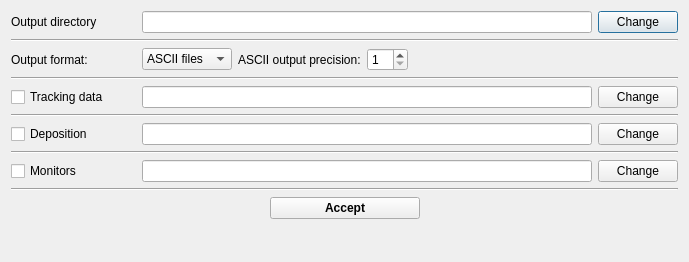
The window that ants3bundle/src/ants3/gui/particleSim/aparticlesimoutputdialog.ui (andrmor/ANTS3bundle) describes before a commit, drawn with Qt 5.
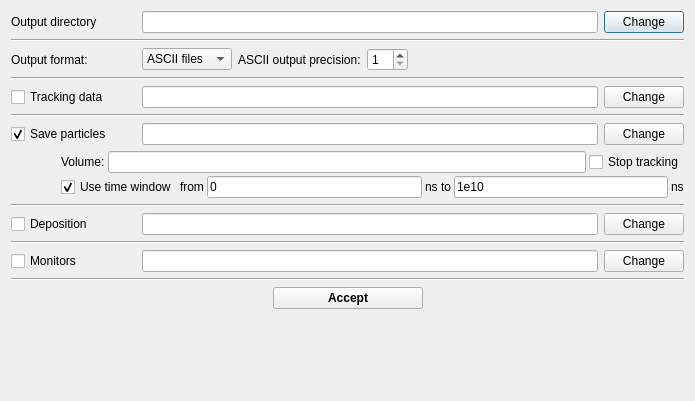
The same window after the commit.

Commit message: enable save exit particles

Patch:
```diff
--- a/ants3bundle/src/ants3/gui/particleSim/aparticlesimoutputdialog.ui
+++ b/ants3bundle/src/ants3/gui/particleSim/aparticlesimoutputdialog.ui
@@ -6,8 +6,8 @@
    <rect>
     <x>0</x>
     <y>0</y>
-    <width>688</width>
-    <height>262</height>
+    <width>695</width>
+    <height>401</height>
    </rect>
   </property>
   <property name="windowTitle">
@@ -150,6 +150,155 @@
      </property>
     </widget>
    </item>
+   <item>
+    <layout class="QHBoxLayout" name="horizontalLayout_4">
+     <property name="topMargin">
+      <number>0</number>
+     </property>
+     <item>
+      <widget class="QCheckBox" name="cbSaveParticles">
+       <property name="minimumSize">
+        <size>
+         <width>125</width>
+         <height>0</height>
+        </size>
+       </property>
+       <property name="text">
+        <string>Save particles</string>
+       </property>
+       <property name="checked">
+        <bool>true</bool>
+       </property>
+      </widget>
+     </item>
+     <item>
+      <widget class="QLineEdit" name="leSaveParticles"/>
+     </item>
+     <item>
+      <widget class="QPushButton" name="pbChangeParticles">
+       <property name="text">
+        <string>Change</string>
+       </property>
+      </widget>
+     </item>
+    </layout>
+   </item>
+   <item>
+    <widget class="QFrame" name="frParticles">
+     <property name="sizePolicy">
+      <sizepolicy hsizetype="Expanding" vsizetype="Minimum">
+       <horstretch>0</horstretch>
+       <verstretch>0</verstretch>
+      </sizepolicy>
+     </property>
+     <property name="minimumSize">
+      <size>
+       <width>0</width>
+       <height>0</height>
+      </size>
+     </property>
+     <property name="frameShape">
+      <enum>QFrame::NoFrame</enum>
+     </property>
+     <property name="frameShadow">
+      <enum>QFrame::Raised</enum>
+     </property>
+     <layout class="QVBoxLayout" name="verticalLayout_2">
+      <property name="spacing">
+       <number>3</number>
+      </property>
+      <property name="leftMargin">
+       <number>50</number>
+      </property>
+      <property name="topMargin">
+       <number>0</number>
+      </property>
+      <property name="rightMargin">
+       <number>0</number>
+      </property>
+      <property name="bottomMargin">
+       <number>0</number>
+      </property>
+      <item>
+       <layout class="QHBoxLayout" name="horizontalLayout_5">
+        <item>
+         <widget class="QLabel" name="label">
+          <property name="text">
+           <string>Volume:</string>
+          </property>
+         </widget>
+        </item>
+        <item>
+         <widget class="QLineEdit" name="leVolume"/>
+        </item>
+        <item>
+         <widget class="QCheckBox" name="cbStopTracking">
+          <property name="text">
+           <string>Stop tracking</string>
+          </property>
+         </widget>
+        </item>
+       </layout>
+      </item>
+      <item>
+       <layout class="QHBoxLayout" name="horizontalLayout_8">
+        <item>
+         <widget class="QCheckBox" name="cbUseTimeWindow">
+          <property name="text">
+           <string>Use time window</string>
+          </property>
+          <property name="checked">
+           <bool>true</bool>
+          </property>
+         </widget>
+        </item>
+        <item>
+         <widget class="QLabel" name="label_6">
+          <property name="text">
+           <string>from</string>
+          </property>
+         </widget>
+        </item>
+        <item>
+         <widget class="QLineEdit" name="ledTimeFrom">
+          <property name="text">
+           <string>0</string>
+          </property>
+         </widget>
+        </item>
+        <item>
+         <widget class="QLabel" name="label_4">
+          <property name="text">
+           <string>ns to</string>
+          </property>
+         </widget>
+        </item>
+        <item>
+         <widget class="QLineEdit" name="ledTimeTo">
+          <property name="text">
+           <string>1e10</string>
+          </property>
+         </widget>
+        </item>
+        <item>
+         <widget class="QLabel" name="label_5">
+          <property name="text">
+           <string>ns</string>
+          </property>
+         </widget>
+        </item>
+       </layout>
+      </item>
+     </layout>
+    </widget>
+   </item>
+   <item>
+    <widget class="Line" name="line_6">
+     <property name="orientation">
+      <enum>Qt::Horizontal</enum>
+     </property>
+    </widget>
+   </item>
    <item>
     <layout class="QHBoxLayout" name="horizontalLayout_7">
      <property name="topMargin">
```
Left out of the diff: 99 changed lines with no effect on the pictures. The commit also changes 7 other files.
